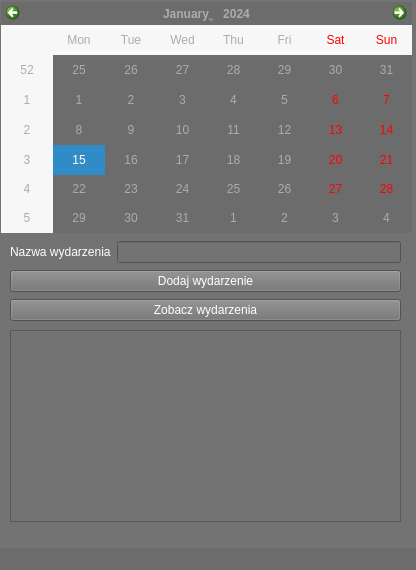
OnlinEGD/pyqt_calendar, file calendar.ui: the form before one commit.
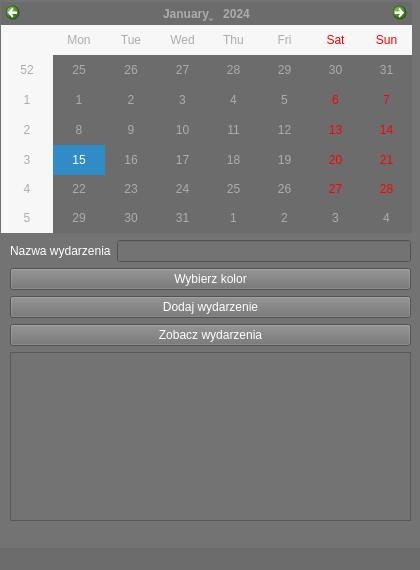
The form after the commit.

The edit to the form file:
```diff
--- a/calendar.ui
+++ b/calendar.ui
@@ -6,7 +6,7 @@
    <rect>
     <x>0</x>
     <y>0</y>
-    <width>416</width>
+    <width>420</width>
     <height>570</height>
    </rect>
   </property>
@@ -53,8 +53,8 @@
      <rect>
       <x>10</x>
       <y>240</y>
-      <width>391</width>
-      <height>82</height>
+      <width>401</width>
+      <height>281</height>
      </rect>
     </property>
     <layout class="QVBoxLayout" name="verticalLayout">
@@ -76,6 +76,13 @@
        </item>
       </layout>
      </item>
+     <item>
+      <widget class="QPushButton" name="pushButton_3">
+       <property name="text">
+        <string>Wybierz kolor</string>
+       </property>
+      </widget>
+     </item>
      <item>
       <widget class="QPushButton" name="pushButton">
        <property name="styleSheet">
@@ -94,18 +101,11 @@
        </property>
       </widget>
      </item>
+     <item>
+      <widget class="QListWidget" name="listWidget"/>
+     </item>
     </layout>
    </widget>
-   <widget class="QListWidget" name="listWidget">
-    <property name="geometry">
-     <rect>
-      <x>10</x>
-      <y>330</y>
-      <width>391</width>
-      <height>192</height>
-     </rect>
-    </property>
-   </widget>
   </widget>
   <widget class="QMenuBar" name="menubar">
    <property name="geometry">
```
Left out of the diff: 2 changed lines with no effect on the pictures.
